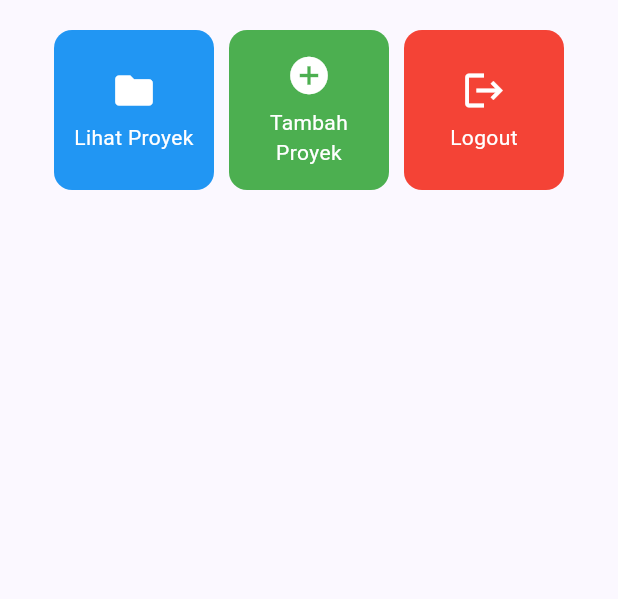
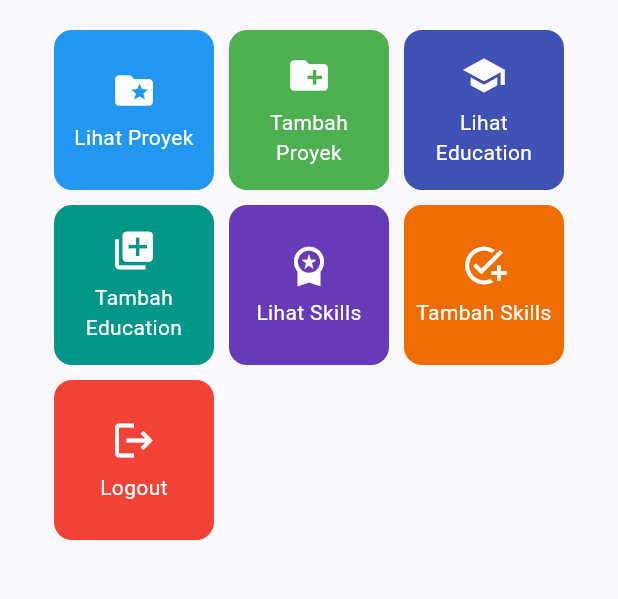
Before and after one commit to ahsanrifqi02-a/myportofolio_mobile, a Flutter app: the screen it shows after launch, on a phone screen of 412 x 824 dp, the part 357-956 px from its top. Run offline on Flutter 3.47's test engine with Material 3 defaults, Android fonts, the phone set to English and light mode, and no system bars.

Commit message:
feat(menu): add Project, Education, Skills, and Logout action buttons

```diff
--- a/lib/menu.dart
+++ b/lib/menu.dart
@@ -8,8 +8,12 @@ class MyHomePage extends StatelessWidget {
   final String kelas = "PBP F";
 
   final List<ItemHomepage> items = [
-    ItemHomepage("Lihat Proyek", Icons.folder, Colors.blue),
-    ItemHomepage("Tambah Proyek", Icons.add_circle, Colors.green),
+    ItemHomepage("Lihat Proyek", Icons.folder_special, Colors.blue),
+    ItemHomepage("Tambah Proyek", Icons.create_new_folder, Colors.green),
+    ItemHomepage("Lihat Education", Icons.school, Colors.indigo),
+    ItemHomepage("Tambah Education", Icons.library_add, Colors.teal),
+    ItemHomepage("Lihat Skills", Icons.workspace_premium, Colors.deepPurple),
+    ItemHomepage("Tambah Skills", Icons.add_task, Colors.orange.shade800),
     ItemHomepage("Logout", Icons.logout, Colors.red),
   ];
 
```
